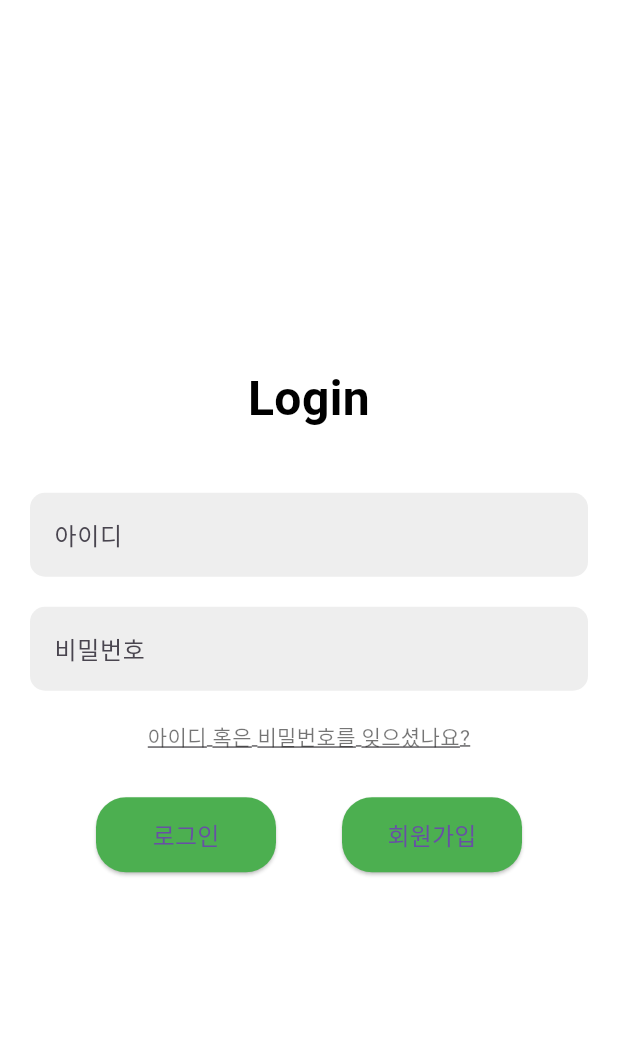
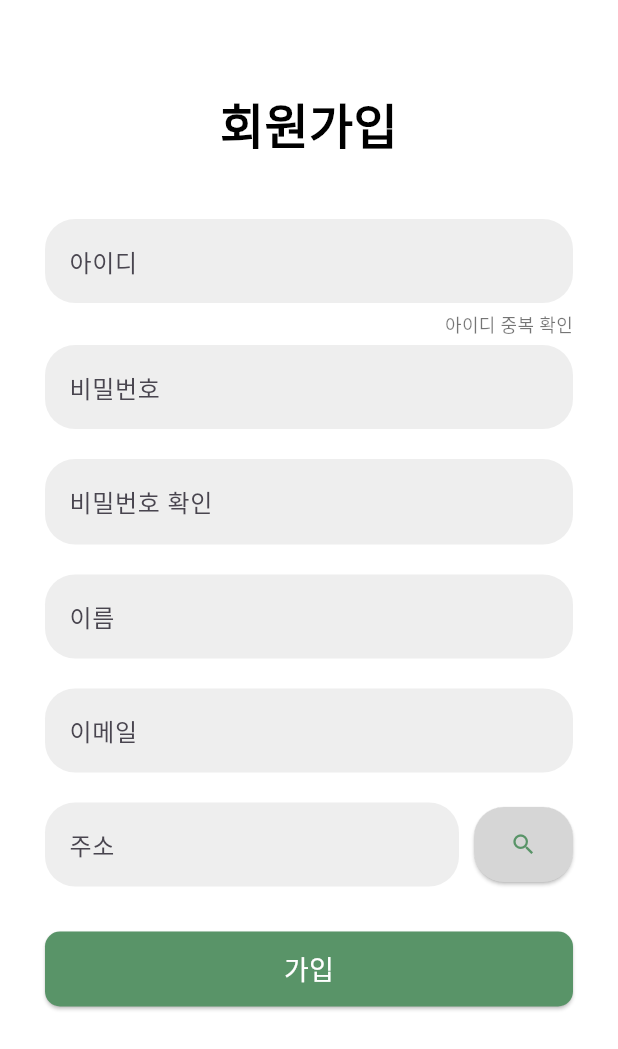
Before and after one commit to Ssdam-Ssdam/Ssdam_Frontend, a Flutter app: the screen it shows after launch, after a tap on "회원가입", on a phone screen of 412 x 824 dp. Shown: the top 1049 px of the screen. Run offline on Flutter 3.47's test engine with Material 3 defaults, Android fonts, the phone set to English and light mode, and no system bars.

Commit message:
login, signup create

```diff
--- a/lib/main.dart
+++ b/lib/main.dart
@@ -9,12 +9,12 @@ class MyApp extends StatelessWidget {
   @override
   Widget build(BuildContext context) {
     return MaterialApp(
-      debugShowCheckedModeBanner: false, // 디버그 배너 비활성화
-      title: 'Login App',
+      debugShowCheckedModeBanner: false,
+      title: 'Login',
       theme: ThemeData(
-        primarySwatch: Colors.green, // 앱 전체 테마 색상
+        primaryColor: Color(0xFF599468), // 앱 전체 테마 색상
       ),
-      home: LoginScreen(), // 초기 화면을 LoginScreen으로 설정
+      home: LoginScreen(), // 초기 화면 설정
     );
   }
 }
--- a/lib/screens/login_screen.dart
+++ b/lib/screens/login_screen.dart
@@ -1,13 +1,16 @@
 import 'package:flutter/material.dart';
+import 'signup_screen.dart'; // 회원가입 화면 파일 임포트
 
 class LoginScreen extends StatelessWidget {
   @override
   Widget build(BuildContext context) {
     return Scaffold(
+      resizeToAvoidBottomInset: true, // 키보드가 나타날 때 화면 크기를 조정
       backgroundColor: Colors.white,
       body: Center(
         child: Padding(
           padding: const EdgeInsets.all(20.0),
+    child: SingleChildScrollView( // 키보드로 인해 오버플로우 방지
     child: Column(
             mainAxisAlignment: MainAxisAlignment.center,
             crossAxisAlignment: CrossAxisAlignment.stretch,
@@ -16,42 +19,48 @@ class LoginScreen extends StatelessWidget {
               Text(
                 'Login',
                 style: TextStyle(
-                  fontSize: 32,
+                  fontSize: 55,
                   fontWeight: FontWeight.bold,
                   color: Colors.black,
                 ),
                 textAlign: TextAlign.center,
               ),
-              SizedBox(height: 40),
+              SizedBox(height: 80),
 
               // 아이디 입력 필드
-              TextField(
+              Padding(
+                padding: const EdgeInsets.symmetric(horizontal: 50.0), // 양옆 여백
+                child: TextField(
                   decoration: InputDecoration(
                     hintText: '아이디',
                     border: OutlineInputBorder(
-                    borderRadius: BorderRadius.circular(10.0),
+                      borderRadius: BorderRadius.circular(20.0),
                       borderSide: BorderSide.none,
                     ),
                     filled: true,
                     fillColor: Colors.grey[200],
                   ),
                 ),
+              ),
               SizedBox(height: 20),
 
               // 비밀번호 입력 필드
-              TextField(
+              Padding(
+                padding: const EdgeInsets.symmetric(horizontal: 50.0), // 양옆 여백
+                child: TextField(
                   obscureText: true,
                   decoration: InputDecoration(
                     hintText: '비밀번호',
                     border: OutlineInputBorder(
-                    borderRadius: BorderRadius.circular(10.0),
+                      borderRadius: BorderRadius.circular(20.0),
                       borderSide: BorderSide.none,
                     ),
                     filled: true,
                     fillColor: Colors.grey[200],
                   ),
                 ),
-              SizedBox(height: 20),
+              ),
+              SizedBox(height: 30),
 
               // 아이디/비밀번호 찾기 텍스트
               GestureDetector(
@@ -69,7 +78,7 @@ class LoginScreen extends StatelessWidget {
                   textAlign: TextAlign.center,
                 ),
               ),
-              SizedBox(height: 30),
+              SizedBox(height: 80),
 
               // 로그인 및 회원가입 버튼
               Row(
@@ -81,33 +90,45 @@ class LoginScreen extends StatelessWidget {
                       print('로그인 버튼 클릭');
                     },
                     style: ElevatedButton.styleFrom(
-                      backgroundColor: Colors.green, // primary 대신 backgroundColor
+                      backgroundColor: Color(0xFF599468), // primary 대신 backgroundColor
                       shape: RoundedRectangleBorder(
                         borderRadius: BorderRadius.circular(20.0),
                       ),
-                      minimumSize: Size(120, 50),
+                      minimumSize: Size(140, 40),
                     ),
                     child: Text(
                       '로그인',
-                      style: TextStyle(fontSize: 16),
+                      style: TextStyle(
+                        fontSize: 16,
+                        color: Colors.white, // 텍스트 색상을 흰색으로 설정
+                      ),
                     ),
                   ),
 
                   // 회원가입 버튼
                   ElevatedButton(
                     onPressed: () {
-                      print('회원가입 버튼 클릭');
+                      // 회원가입 버튼 클릭 시 SignupScreen으로 이동
+                      Navigator.push(
+                        context,
+                        MaterialPageRoute(
+                          builder: (context) => SignupScreen(),
+                        ),
+                      );
                     },
                     style: ElevatedButton.styleFrom(
-                      backgroundColor: Colors.green, // primary 대신 backgroundColor
+                      backgroundColor: Color(0xFF599468), // primary 대신 backgroundColor
                       shape: RoundedRectangleBorder(
                         borderRadius: BorderRadius.circular(20.0),
                       ),
-                      minimumSize: Size(120, 50),
+                      minimumSize: Size(140, 40),
                     ),
                     child: Text(
                       '회원가입',
-                      style: TextStyle(fontSize: 16),
+                      style: TextStyle(
+                        fontSize: 16,
+                        color: Colors.white, // 텍스트 색상을 흰색으로 설정
+                      ),
                     ),
                   ),
                 ],
@@ -116,6 +137,7 @@ class LoginScreen extends StatelessWidget {
           ),
     ),
         ),
+      ),
     );
   }
 }
--- a/lib/screens/signup_screen.dart
+++ b/lib/screens/signup_screen.dart
@@ -0,0 +1,171 @@
+import 'package:flutter/material.dart';
+
+class SignupScreen extends StatelessWidget {
+  @override
+  Widget build(BuildContext context) {
+    return Scaffold(
+      resizeToAvoidBottomInset: true, // 키보드가 나타날 때 화면 크기 조정
+      backgroundColor: Colors.white,
+      body: SingleChildScrollView( // 스크롤 가능하도록 전체 감싸기
+        child: Padding(
+          padding: const EdgeInsets.symmetric(horizontal: 30.0, vertical: 20.0), // 양옆 여백 추가
+          child: Column(
+            mainAxisAlignment: MainAxisAlignment.center,
+            crossAxisAlignment: CrossAxisAlignment.stretch,
+            children: [
+              SizedBox(height: 40), // 상단 여백 추가
+              // 앱 로고 및 타이틀
+              Text(
+                '회원가입',
+                style: TextStyle(
+                  fontSize: 32,
+                  fontWeight: FontWeight.bold,
+                  color: Colors.black,
+                ),
+                textAlign: TextAlign.center,
+              ),
+              SizedBox(height: 40),
+              // 아이디 입력 필드
+              TextField(
+                decoration: InputDecoration(
+                  hintText: '아이디',
+                  border: OutlineInputBorder(
+                    borderRadius: BorderRadius.circular(20.0),
+                    borderSide: BorderSide.none,
+                  ),
+                  filled: true,
+                  fillColor: Colors.grey[200],
+                ),
+              ),
+              SizedBox(height: 5),
+              Align(
+                alignment: Alignment.centerRight,
+                child: Text(
+                  '아이디 중복 확인',
+                  style: TextStyle(
+                    fontSize: 12,
+                    color: Colors.black54,
+                  ),
+                ),
+              ),
+              SizedBox(height: 5),
+
+              TextField(
+                obscureText: true,
+                decoration: InputDecoration(
+                  hintText: '비밀번호',
+                  border: OutlineInputBorder(
+                    borderRadius: BorderRadius.circular(20.0),
+                    borderSide: BorderSide.none,
+                  ),
+                  filled: true,
+                  fillColor: Colors.grey[200],
+                ),
+              ),
+              SizedBox(height: 20),
+
+              TextField(
+                obscureText: true,
+                decoration: InputDecoration(
+                  hintText: '비밀번호 확인',
+                  border: OutlineInputBorder(
+                    borderRadius: BorderRadius.circular(20.0),
+                    borderSide: BorderSide.none,
+                  ),
+                  filled: true,
+                  fillColor: Colors.grey[200],
+                ),
+              ),
+              SizedBox(height: 20),
+
+              TextField(
+                decoration: InputDecoration(
+                  hintText: '이름',
+                  border: OutlineInputBorder(
+                    borderRadius: BorderRadius.circular(20.0),
+                    borderSide: BorderSide.none,
+                  ),
+                  filled: true,
+                  fillColor: Colors.grey[200],
+                ),
+              ),
+              SizedBox(height: 20),
+
+              // 이메일 입력 필드
+              TextField(
+                decoration: InputDecoration(
+                  hintText: '이메일',
+                  border: OutlineInputBorder(
+                    borderRadius: BorderRadius.circular(20.0),
+                    borderSide: BorderSide.none,
+                  ),
+                  filled: true,
+                  fillColor: Colors.grey[200],
+                ),
+              ),
+              SizedBox(height: 20),
+
+              // 주소 입력 필드 + 검색 버튼
+              Row(
+                children: [
+                  Expanded(
+                    child: TextField(
+                      decoration: InputDecoration(
+                        hintText: '주소',
+                        border: OutlineInputBorder(
+                          borderRadius: BorderRadius.circular(20.0),
+                          borderSide: BorderSide.none,
+                        ),
+                        filled: true,
+                        fillColor: Colors.grey[200],
+                      ),
+                    ),
+                  ),
+                  SizedBox(width: 10),
+                  ElevatedButton(
+                    onPressed: () {
+                      print('주소 검색 버튼 클릭');
+                    },
+                    style: ElevatedButton.styleFrom(
+                      backgroundColor: Colors.grey[350],
+                      shape: RoundedRectangleBorder(
+                        borderRadius: BorderRadius.circular(20.0),
+                      ),
+                      minimumSize: Size(60, 50),
+                    ),
+                    child: Icon(
+                      Icons.search,
+                      color: Color(0xFF599468),
+                    ),
+                  ),
+                ],
+              ),
+              SizedBox(height: 30),
+
+              // 가입 버튼
+              ElevatedButton(
+                onPressed: () {
+                  print('가입 버튼 클릭');
+                },
+                style: ElevatedButton.styleFrom(
+                  backgroundColor: Color(0xFF599468),
+                  shape: RoundedRectangleBorder(
+                    borderRadius: BorderRadius.circular(10.0),
+                  ),
+                  minimumSize: Size(double.infinity, 50),
+                ),
+                child: Text(
+                  '가입',
+                  style: TextStyle(
+                    fontSize: 18,
+                    color: Colors.white,
+                  ),
+                ),
+              ),
+            ],
+          ),
+        ),
+      ),
+    );
+  }
+}
```
Lines whose indentation alone changed are shown as unchanged.
